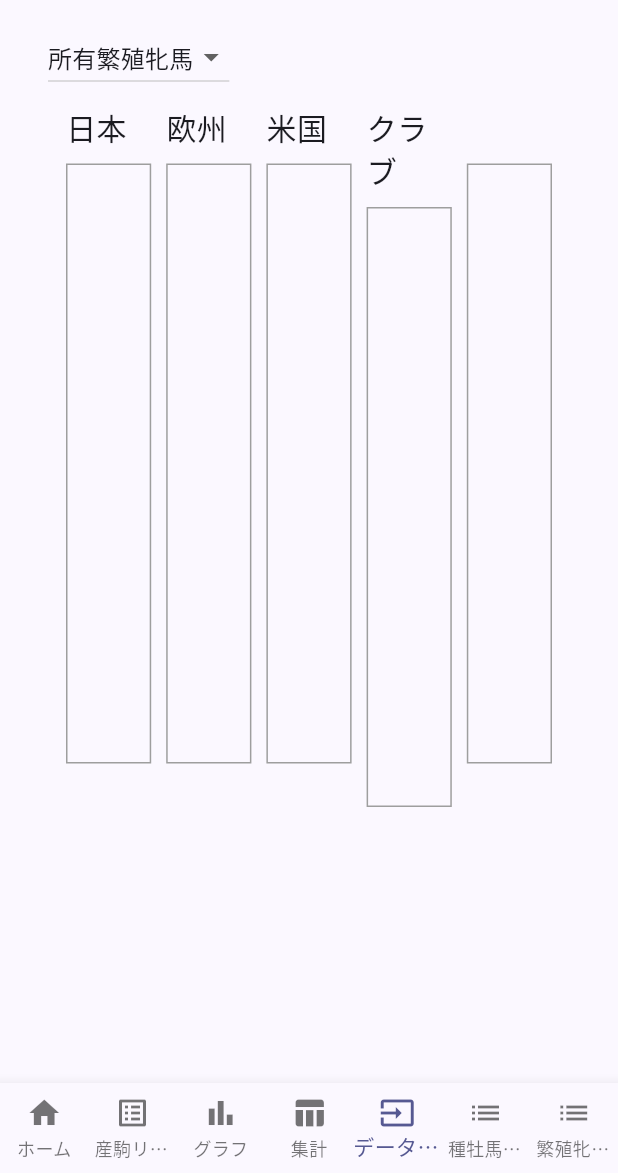
After one commit to westfence105/horse_data_visualizer, a Flutter app: the screen it shows after launch, item 5 of the bottom bar chosen, on a phone screen of 412 x 824 dp, the part 63-1236 px from its top. The commit adds this screen. Run offline on Flutter 3.47's test engine with Material 3 defaults, Android fonts, the phone set to English and light mode, and no system bars; our stand-ins replace csv, drift, fl_chart, shared_preferences; missing offline and left inert: file_selector; accounts and stored records are empty; generated files the repository leaves out were written again.

Commit message:
所有繁殖牝馬編集画面を実装

```diff
--- /dev/null
+++ b/lib/presentation/page/edit_mare_page.dart
@@ -0,0 +1,109 @@
+import 'package:flutter/material.dart';
+
+import '../../data/entity/mare_raw.dart';
+import '../../data/entity/mare_summary.dart';
+import '../../data/repository/mares_repository.dart';
+
+class EditMarePage extends StatefulWidget {
+  const EditMarePage({ super.key });
+
+  @override
+  State<StatefulWidget> createState() => _EditMarePageState();
+}
+
+class _EditMarePageState extends State<EditMarePage> {
+  final Map<String, MareSummary> _mares = {};
+  final Map<String, int> _mareFarms = {};
+
+  Future<void> _fetch() async {
+    final result = await MaresRepository.fetchAllMareSummaries();
+    setState(() {
+      for(final m in result) {
+        _mares[m.name] = m;
+        _mareFarms[m.name] = m.farm ?? 0;
+      }
+    });
+  }
+
+  @override
+  void initState() {
+    super.initState();
+    _fetch();
+  }
+
+  @override
+  Widget build(BuildContext context) {
+    final listElements = List.generate(5, (i) => <MareSummary>[]);
+    for (final e in _mareFarms.entries) {
+      listElements[e.value].add(_mares[e.key]!);
+    }
+    for (final l in listElements) {
+      l.sort((a, b) => a.name.compareTo(b.name));
+    }
+    return Padding(
+      padding: EdgeInsets.only(top: 8, left: 12, right: 12),
+      child: Row(
+        spacing: 10,
+        children: [
+          ...[1,3,4,2,0].map((i) => Expanded(
+            child: Column(
+              crossAxisAlignment: CrossAxisAlignment.start,
+              spacing: 10,
+              children: [
+                Text(
+                  MaresRepository.farms[i],
+                  style: TextStyle(
+                    fontSize: 20,
+                    fontWeight: FontWeight.w500,
+                  ),
+                ),
+                SizedBox(
+                  height: 400,
+                  child: DragTarget<String>(
+                    onAcceptWithDetails: (data) {
+                      final name = data.data;
+                      setState((){
+                        _mareFarms[data.data] = i;
+                      });
+                      MaresRepository.updateMares([
+                        MareRaw.fromSummary(_mares[name]!, farm: i)
+                      ]);
+                    },
+                    builder: (context, candidateData, rejectedData) => Container(
+                      decoration: BoxDecoration(
+                        border: BoxBorder.all(
+                          color: Colors.grey,
+                        ),
+                      ),
+                      child: ListView.builder(
+                        itemCount: listElements[i].length,
+                        itemBuilder: (context, index) {
+                          final mare = listElements[i][index];
+                          return Draggable(
+                            data: mare.name,
+                            feedback: Material(
+                              elevation: 6,
+                              child: SizedBox(
+                                width: 240,
+                                child: ListTile(
+                                  title: Text(mare.name),
+                                ),
+                              ),
+                            ),
+                            child: ListTile(
+                              title: Text(mare.name),
+                            ),
+                          );
+                        },
+                      ),
+                    ),
+                  ),
+                ),
+              ],
+            ),
+          )),
+        ],
+      ),
+    );
+  }
+}
--- /dev/null
+++ b/lib/presentation/page/edit_page.dart
@@ -0,0 +1,47 @@
+import 'package:flutter/material.dart';
+
+import 'edit_mare_page.dart';
+
+class EditPage extends StatefulWidget {
+  const EditPage({ super.key });
+
+  @override
+  State<StatefulWidget> createState() => _EditPageState();
+}
+
+class _EditPageState extends State<EditPage> {
+  int _currentPage = 0;
+
+  final _pageTitles = [
+    '所有繁殖牝馬',
+  ];
+
+  final _childPages = [
+    const EditMarePage(),
+  ];
+
+  @override
+  Widget build(BuildContext context) => Padding(
+    padding: EdgeInsets.symmetric(vertical: 0, horizontal: 32),
+    child: Column(
+      crossAxisAlignment: CrossAxisAlignment.start,
+      children: [
+        DropdownButton(
+          value: _currentPage,
+          items: _pageTitles.asMap().entries.map((e) =>
+            DropdownMenuItem<int>(
+              value: e.key,
+              child: Text(e.value),
+            ),
+          ).toList(growable: false),
+          onChanged: (v) => setState(() {
+            _currentPage = v ?? 0;
+          }),
+        ),
+        Expanded(
+          child: _childPages[_currentPage],
+        ),
+      ],
+    ),
+  );
+}
--- a/lib/presentation/page/main_frame.dart
+++ b/lib/presentation/page/main_frame.dart
@@ -1,5 +1,6 @@
 import 'package:flutter/material.dart';
 
+import 'edit_page.dart';
 import 'mares_page.dart';
 import 'top_page.dart';
 import 'sires_page.dart';
@@ -22,6 +23,7 @@ class _MainFrameState extends State<MainFrame> {
     const ListPage(),
     const GraphPage(),
     const StatsPage(),
+    const EditPage(),
     const SiresPage(),
     const MaresPage(),
   ];
@@ -55,6 +57,10 @@ class _MainFrameState extends State<MainFrame> {
             icon: Icon(Icons.table_chart),
           ),
           BottomNavigationBarItem(
+            label: 'データ入力',
+            icon: Icon(Icons.input),
+          ),
+          BottomNavigationBarItem(
             label: '種牡馬マスタ',
             icon: Icon(Icons.list),
           ),
```
